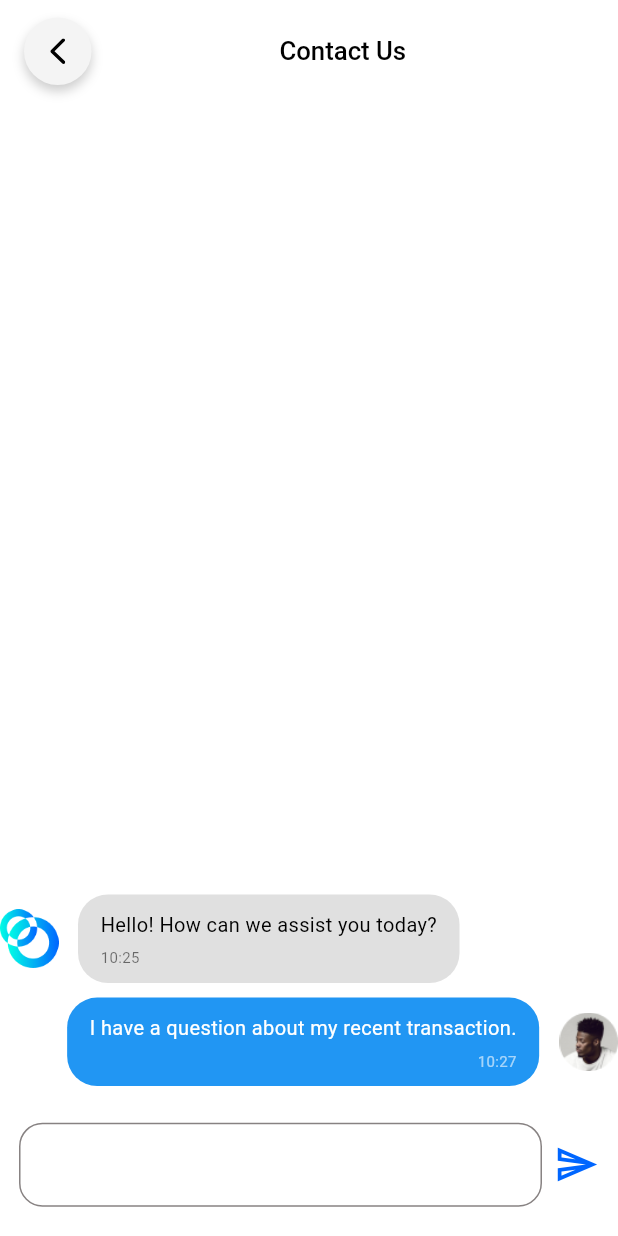
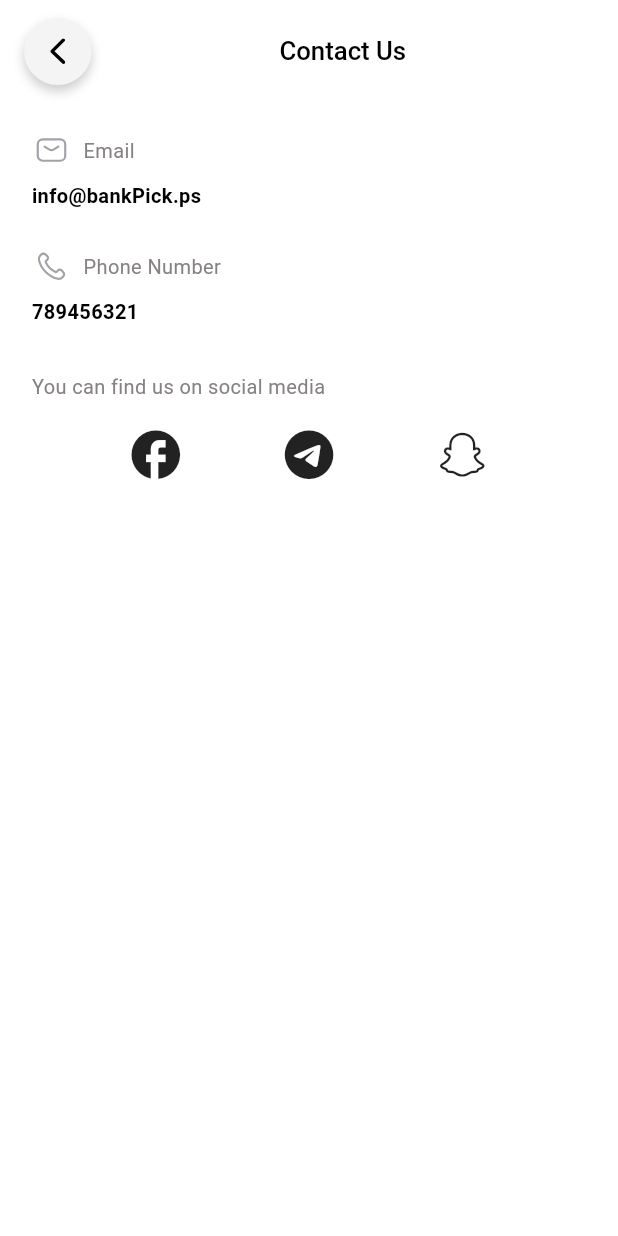
Before and after one commit to rozan-alawar/BankPick, a Flutter app: the ContactUsScreen screen opened by its route, on a phone screen of 412 x 824 dp. Run offline on Flutter 3.47's test engine with Material 3 defaults, Android fonts, the phone set to English and light mode, and no system bars; our stand-ins replace dio, easy_localization, firebase_auth, firebase_core, fl_chart, flutter_screenutil and 4 more; accounts and stored records are empty.

Commit message:
REFACTOR CODE!

```diff
--- a/lib/presentation/profile/edit_profile_screen.dart
+++ b/lib/presentation/profile/edit_profile_screen.dart
@@ -60,6 +60,7 @@ User_Model? user = HomeProvider().user;
         onTap: () {
         FocusScope.of(context).unfocus();
         },
+          child: SingleChildScrollView(
             child: Column(
               children: [
                     CircleAvatar(
@@ -159,6 +160,7 @@ User_Model? user = HomeProvider().user;
           ),
         ),
     ),
+      ),
     );
   }
 }
--- a/lib/presentation/settings/contact_us_screen.dart
+++ b/lib/presentation/settings/contact_us_screen.dart
@@ -1,3 +1,4 @@
+import 'package:dakakeen/config/theme/assets_manager.dart';
 import 'package:dakakeen/config/theme/color_manager.dart';
 import 'package:dakakeen/core/extensions/empty_space_extension.dart';
 import 'package:dakakeen/core/lang/locale_keys.g.dart';
@@ -5,10 +6,12 @@ import 'package:dakakeen/presentation/profile/message_bubble_widget.dart';
 import 'package:easy_localization/easy_localization.dart';
 import 'package:flutter/material.dart';
 import 'package:flutter_screenutil/flutter_screenutil.dart';
+import 'package:flutter_svg/flutter_svg.dart';
 import 'package:provider/provider.dart';
 
 import '../../controller/profile_provider.dart';
 import '../../core/common_widget/primary_appbar.dart';
+import '../../core/common_widget/primary_text.dart';
 
 class ContactUsScreen extends StatefulWidget {
   const ContactUsScreen({super.key});
@@ -17,100 +20,73 @@ class ContactUsScreen extends StatefulWidget {
   State<ContactUsScreen> createState() => _ContactUsScreenState();
 }
 
-TextEditingController? messageController;
-GlobalKey<FormState>? formKey;
-
 class _ContactUsScreenState extends State<ContactUsScreen> {
-  @override
-  void initState() {
-    // TODO: implement initState
-    super.initState();
-    formKey = GlobalKey<FormState>();
-    messageController = TextEditingController();
-  }
-
   @override
   Widget build(BuildContext context) {
     final profileProvider = Provider.of<ProfileProvider>(context);
 
     return Scaffold(
-      appBar:  PrimaryAppBar(
+      appBar: PrimaryAppBar(
         title: LocaleKeys.contact_us.tr(),
         withLeading: true,
       ),
-      body: GestureDetector(
-        onTap: () {
-          FocusScope.of(context).unfocus();
-        },
-        child: Form(
-          key: formKey,
+      body: Padding(
+        padding: EdgeInsets.symmetric(horizontal: 20.w, vertical: 20.h),
         child: Column(
+          crossAxisAlignment: CrossAxisAlignment.start,
           children: [
-              Expanded(
-                child: ListView.builder(
-                  reverse: true,
-                  itemCount: profileProvider.contactUsMessages.length,
-                  itemBuilder: (context, index) {
-                    final message = profileProvider.contactUsMessages[
-                        profileProvider.contactUsMessages.length - 1 - index];
-                    return MessageBubbleWidget(message: message);
-                  },
-                ),
-              ),
-              Padding(
-                padding: EdgeInsets.symmetric(horizontal: 12.w, vertical: 20.h),
-                child: Row(
+            Row(
               children: [
-                    Expanded(
-                      child: TextFormField(
-                        controller: messageController,
-                        decoration: InputDecoration(
-                          enabledBorder: OutlineInputBorder(
-                            borderSide:  const BorderSide(
-                              color: ColorManager.secondaryText,
-                            ),
-                            borderRadius: BorderRadius.all(
-                              Radius.circular(16.r),
-                            ),
-                          ),
-                          focusedBorder: OutlineInputBorder(
-                            borderSide: const BorderSide(
-                              color: ColorManager.secondaryText,
-                            ),
-                            borderRadius: BorderRadius.all(
-                              Radius.circular(16.r),
-                            ),
-                          ),
-                        ),
-                        validator: (value) {
-                          return null;
-                        },
-                      ),
+                SvgPicture.asset(
+                  IconAssets.email,
+                  width: 25.w,
+                  height: 25.h,
                 ),
                 8.width,
-                    GestureDetector(
-                      onTap: () => profileProvider.sendMessage(
-                          controller: messageController!, withOtherUser: false),
-                      child: const Icon(
-                        Icons.send_outlined,
-                        color: ColorManager.primary,
-                        size: 30,
+                PrimaryText("Email",
+                    fontSize: 14.sp, color: ColorManager.secondaryText),
+              ],
             ),
+            8.height,
+            PrimaryText(
+              "info@bankPick.ps",
+              fontSize: 14.sp,
+              fontWeight: FontWeight.w600,
+            ),
+            25.height,
+            Row(
+              children: [
+                SvgPicture.asset(
+                  IconAssets.phone,
+                  width: 25.w,
+                  height: 25.h,
+                ),
+                8.width,
+                PrimaryText("Phone Number",
+                    fontSize: 14.sp, color: ColorManager.secondaryText),
+              ],
+            ),
+            8.height,
+            PrimaryText(
+              "789456321",
+              fontSize: 14.sp,
+              fontWeight: FontWeight.w600,
+            ),
+            30.height,
+            PrimaryText("You can find us on social media ",
+                fontSize: 14.sp, color: ColorManager.secondaryText),
+16.height,
+            Row(
+              mainAxisAlignment: MainAxisAlignment.spaceEvenly,
+              children: [
+                Icon(Icons.facebook,size: 40.h,),
+                Icon(Icons.telegram,size: 40.h,),
+                Icon(Icons.snapchat,size: 40.h,),
+              ],
             ),
           ],
         ),
       ),
-            ],
-          ),
-        ),
-      ),
     );
   }
-
-  @override
-  void dispose() {
-    // TODO: implement dispose
-    messageController!.dispose();
-    super.dispose();
 }
-}
```
Also changed, not shown: lib/presentation/profile/message_center_screen.dart (+16 -101 lines). Lines whose indentation alone changed are shown as unchanged.
